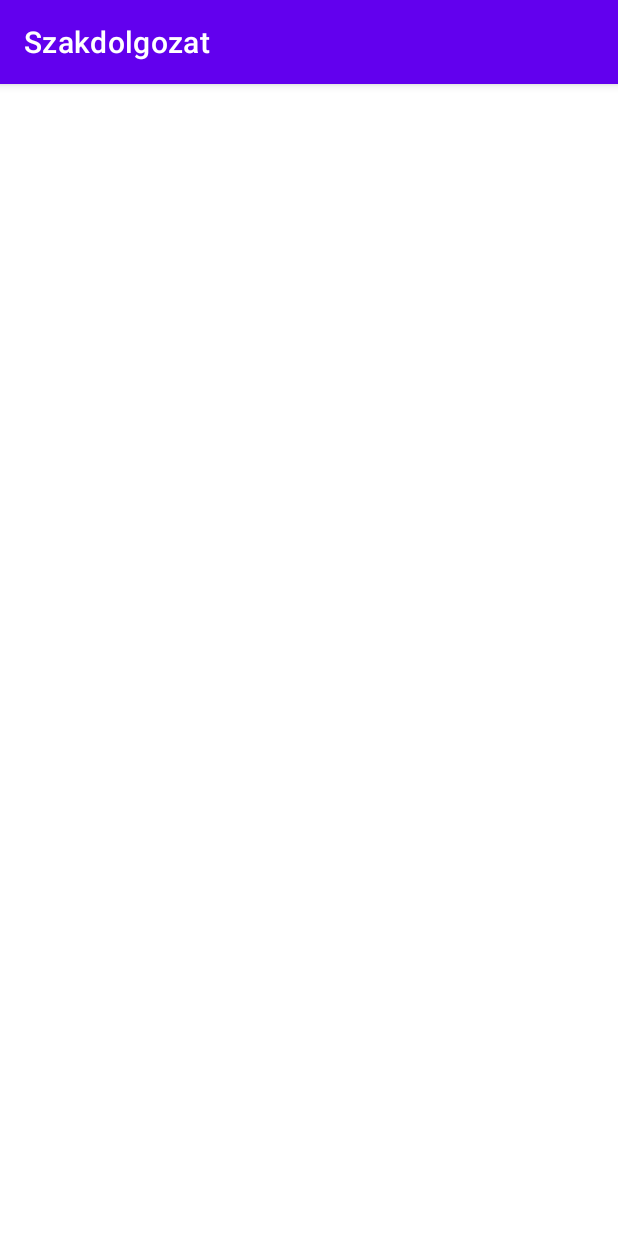
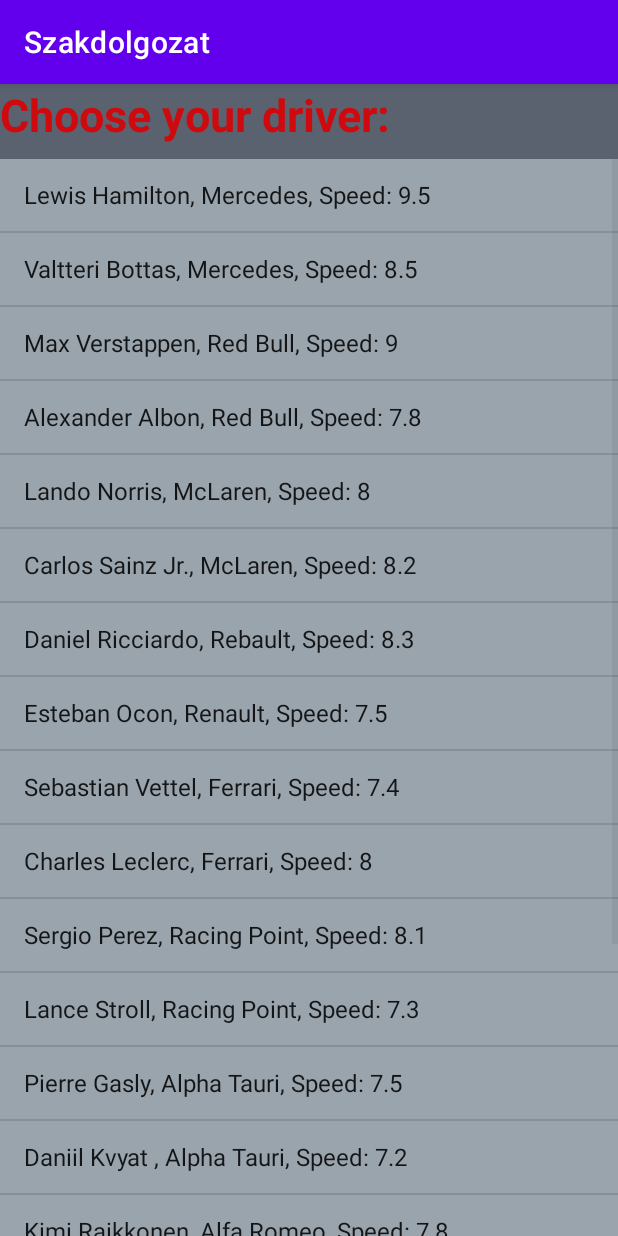
Before and after one commit to marci546/Szakdolgozat2, an Android app: the GameActivity screen opened directly, with no data from a screen before it, on a phone screen of 412 x 824 dp. Run offline under Robolectric (Android 15) with nearby library versions, the phone set to English and light mode, and no system bars.

Commit message:
valami ami nem olyan rossz de nem is olyan jo

```diff
--- a/app/src/main/AndroidManifest.xml
+++ b/app/src/main/AndroidManifest.xml
@@ -9,7 +9,8 @@
         android:roundIcon="@mipmap/ic_launcher_round"
         android:supportsRtl="true"
         android:theme="@style/Theme.Szakdolgozat">
-        <activity android:name=".GameActivity"></activity>
+        <activity android:name=".MapActivity"></activity>
+        <activity android:name=".GameActivity" />
         <activity android:name=".MainActivity">
             <intent-filter>
                 <action android:name="android.intent.action.MAIN" />
--- a/app/src/main/java/com/example/szakdolgozat/GameActivity.java
+++ b/app/src/main/java/com/example/szakdolgozat/GameActivity.java
@@ -2,13 +2,80 @@ package com.example.szakdolgozat;
 
 import androidx.appcompat.app.AppCompatActivity;
 
+import android.content.Intent;
 import android.os.Bundle;
+import android.provider.Settings;
+import android.view.View;
+import android.widget.AdapterView;
+import android.widget.ArrayAdapter;
+import android.widget.Button;
+import android.widget.ImageButton;
+import android.widget.ListView;
+import android.widget.Toast;
+import android.content.SharedPreferences;
+import java.util.ArrayList;
 
 public class GameActivity extends AppCompatActivity {
+
+    String driverdata;
+
+
+    public String valsztott_jatekos (String jatekos){
+        return jatekos;
+    }
+
+
+    ListView listView;
 
     @Override
     protected void onCreate(Bundle savedInstanceState) {
         super.onCreate(savedInstanceState);
         setContentView(R.layout.activity_game2);
+
+
+        listView = (ListView)findViewById(R.id.drivers);
+        ArrayList<String> vezetok = new ArrayList<>();
+
+        vezetok.add("Lewis Hamilton, Mercedes, Speed: 9.5");
+        vezetok.add("Valtteri Bottas, Mercedes, Speed: 8.5");
+        vezetok.add("Max Verstappen, Red Bull, Speed: 9");
+        vezetok.add("Alexander Albon, Red Bull, Speed: 7.8");
+        vezetok.add("Lando Norris, McLaren, Speed: 8");
+        vezetok.add("Carlos Sainz Jr., McLaren, Speed: 8.2");
+        vezetok.add("Daniel Ricciardo, Rebault, Speed: 8.3");
+        vezetok.add("Esteban Ocon, Renault, Speed: 7.5");
+        vezetok.add("Sebastian Vettel, Ferrari, Speed: 7.4");
+        vezetok.add("Charles Leclerc, Ferrari, Speed: 8");
+        vezetok.add("Sergio Perez, Racing Point, Speed: 8.1");
+        vezetok.add("Lance Stroll, Racing Point, Speed: 7.3");
+        vezetok.add("Pierre Gasly, Alpha Tauri, Speed: 7.5");
+        vezetok.add("Daniil Kvyat , Alpha Tauri, Speed: 7.2");
+        vezetok.add("Kimi Raikkonen, Alfa Romeo, Speed: 7.8");
+        vezetok.add("Antonio Giovinazzi, Alfa Romeo, Speed: 7");
+        vezetok.add("Romain Grosjean, Haas, Speed: 6.8");
+        vezetok.add("Kevin Magnussen, Haas, Speed: 6.9");
+        vezetok.add("George Russel, Williams, Speed: 7");
+        vezetok.add("Nicholas latifi, Williams, Speed: 6.5");
+
+        ArrayAdapter arrayAdapter = new ArrayAdapter(this, android.R.layout.simple_list_item_1, vezetok);
+
+        listView.setAdapter(arrayAdapter);
+        listView.setOnItemClickListener(new AdapterView.OnItemClickListener() {
+            @Override
+            public void onItemClick(AdapterView<?> adapterView, View view, int i, long id) {
+                Toast.makeText(GameActivity.this, "Choosen driver: " +i+ ". "+vezetok.get(i), Toast.LENGTH_SHORT).show();
+
+                /*valamit kell kezdeni ezzel a kod resszel :) */
+
+
+                driverdata = vezetok.get(i);
+
+
+                /*atvisszuk masik oldalra a kivalaszott vezetot*/
+                Intent mainscreen = new Intent(GameActivity.this, MapActivity.class);
+                startActivity(mainscreen);
+                finish();
+            }
+        });
     }
 }
--- a/app/src/main/res/layout/activity_game2.xml
+++ b/app/src/main/res/layout/activity_game2.xml
@@ -1,9 +1,36 @@
 <?xml version="1.0" encoding="utf-8"?>
-<androidx.constraintlayout.widget.ConstraintLayout xmlns:android="http://schemas.android.com/apk/res/android"
+<RelativeLayout xmlns:android="http://schemas.android.com/apk/res/android"
     xmlns:app="http://schemas.android.com/apk/res-auto"
     xmlns:tools="http://schemas.android.com/tools"
     android:layout_width="match_parent"
     android:layout_height="match_parent"
     tools:context=".GameActivity">
 
-</androidx.constraintlayout.widget.ConstraintLayout>
+    <LinearLayout
+        android:layout_width="match_parent"
+        android:layout_height="match_parent"
+        android:layout_weight="1"
+        android:orientation="vertical" >
+
+        <TextView
+            android:layout_width="match_parent"
+            android:layout_height="50dp"
+            android:text="Choose your driver: "
+            android:textSize="30dp"
+            android:background="#5a6270"
+            android:textColor="#cf0a0e"
+            android:textStyle="bold"
+            />
+
+        <ListView
+            android:id="@+id/drivers"
+            android:layout_width="match_parent"
+            android:layout_height="match_parent"
+            android:background="#9aa4ad"
+
+            />
+
+
+    </LinearLayout>
+
+</RelativeLayout>
```
Also changed, not shown: app/src/main/java/com/example/szakdolgozat/MapActivity.java (added, +20 -0 lines), app/src/main/res/layout/activity_map.xml (added, +9 -0 lines).
